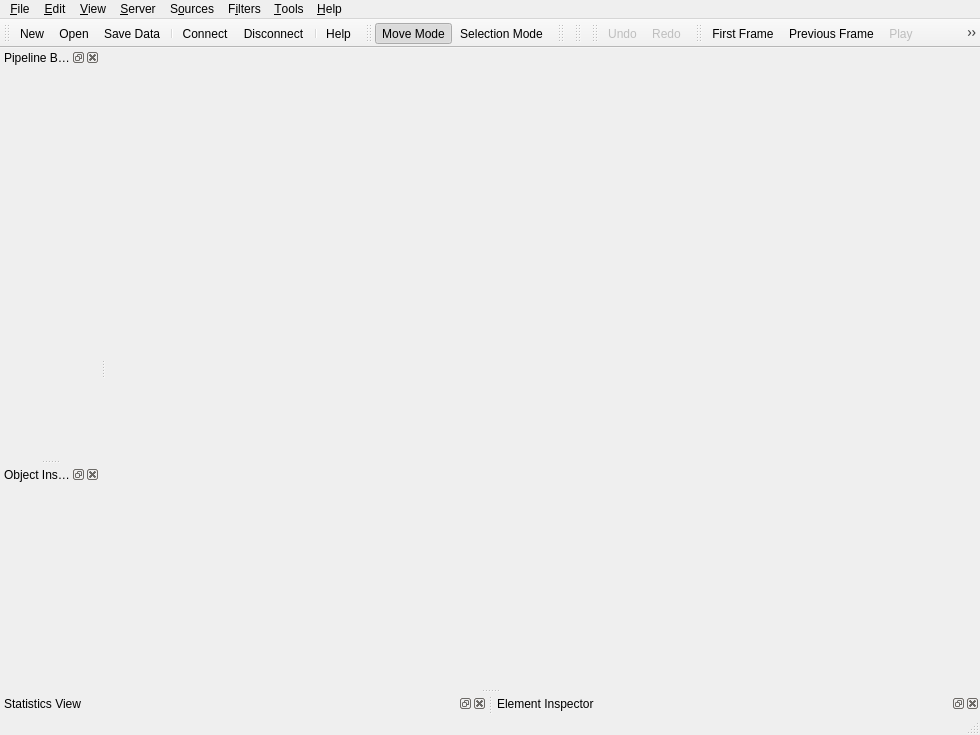
First picture: the form in Applications/Client/MainWindow.ui, repository wildmichael/ParaView3-enhancements-old, before the edit.
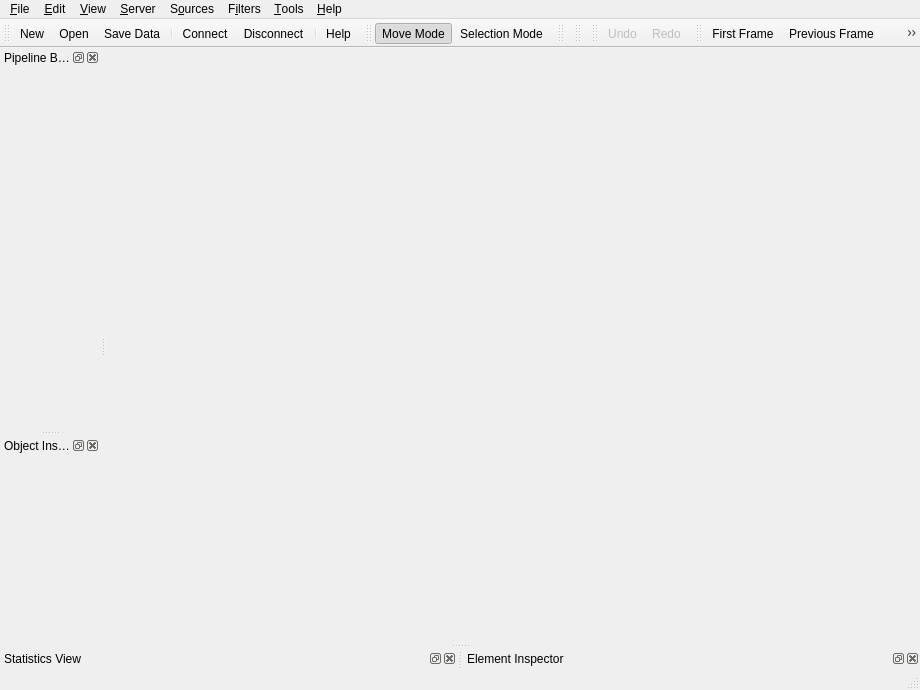
Second picture: the form after the edit. Icons and pictures are not drawn.

Commit message: BUG: Fixing the resource file path. Removing the 'delete' icon from the exit action. The exit action shouldn't have an icon.

Diff of the .ui file:
```diff
--- a/Applications/Client/MainWindow.ui
+++ b/Applications/Client/MainWindow.ui
@@ -8,8 +8,8 @@
    <rect>
     <x>0</x>
     <y>0</y>
-    <width>980</width>
-    <height>735</height>
+    <width>920</width>
+    <height>690</height>
    </rect>
   </property>
   <property name="windowTitle" >
@@ -28,7 +28,7 @@
      <x>0</x>
      <y>0</y>
      <width>980</width>
-     <height>20</height>
+     <height>19</height>
     </rect>
    </property>
    <widget class="QMenu" name="menuHelp" >
@@ -132,9 +132,9 @@
    <property name="geometry" >
     <rect>
      <x>0</x>
-     <y>715</y>
+     <y>716</y>
      <width>980</width>
-     <height>20</height>
+     <height>19</height>
     </rect>
    </property>
   </widget>
```
Left out of the diff: 38 changed lines with no effect on the pictures.
